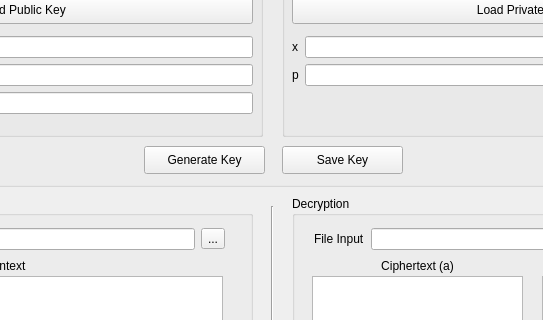
Qt form src/view/main_window.ui (mzunanalfikri/public-key-cryptography-implementation) before a commit; both pictures show x 278 to 821 and y 114 to 434 of the 1100 by 750 pixel window.
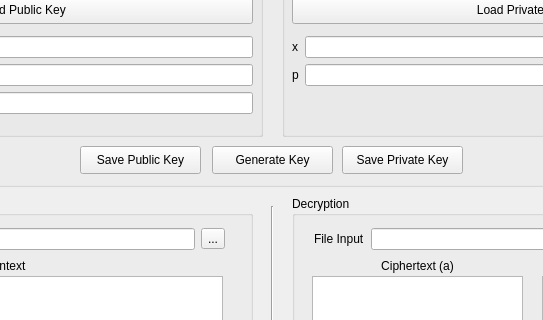
The same form after that commit. The open tabs and pages were chosen to show the change.

Commit message: Add save key feature in elgamal

```diff
--- a/src/view/main_window.ui
+++ b/src/view/main_window.ui
@@ -690,7 +690,7 @@
       <widget class="QPushButton" name="egGenKeyBtn">
        <property name="geometry">
         <rect>
-         <x>382</x>
+         <x>450</x>
          <y>190</y>
          <width>121</width>
          <height>28</height>
@@ -703,14 +703,27 @@
       <widget class="QPushButton" name="egSaveKeyBtn">
        <property name="geometry">
         <rect>
-         <x>520</x>
+         <x>318</x>
          <y>190</y>
          <width>121</width>
          <height>28</height>
         </rect>
        </property>
        <property name="text">
-        <string>Save Key</string>
+        <string>Save Public Key</string>
+       </property>
+      </widget>
+      <widget class="QPushButton" name="egSavePriKeyBtn">
+       <property name="geometry">
+        <rect>
+         <x>580</x>
+         <y>190</y>
+         <width>121</width>
+         <height>28</height>
+        </rect>
+       </property>
+       <property name="text">
+        <string>Save Private Key</string>
        </property>
       </widget>
      </widget>
```
Left out of the diff: 2 changed lines with no effect on the pictures. The commit also changes 1 other file.
